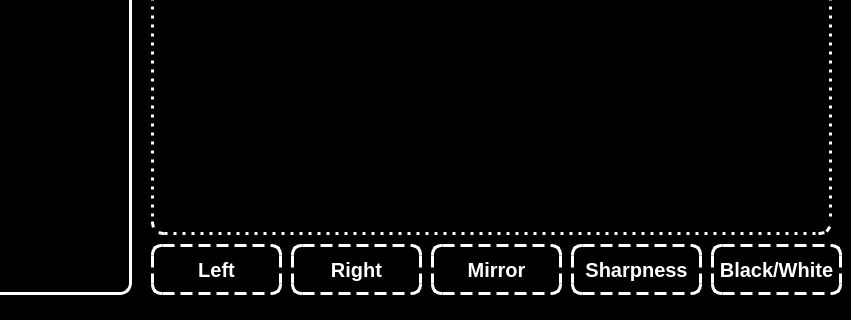
Qt form untitled.ui (A0B0B0A/Photopoper) before a commit; both pictures show x 149 to 1000 and y 396 to 716 of the 1000 by 716 pixel window.
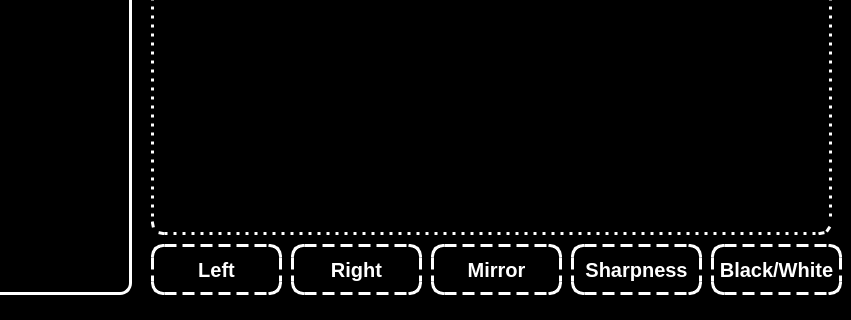
The same form after that commit.

```diff
--- a/untitled.ui
+++ b/untitled.ui
@@ -82,10 +82,17 @@
      </rect>
     </property>
     <property name="styleSheet">
-     <string notr="true">border:3px dashed #ffffff;
-border-radius: 10px;
-font-size:20px;
-font-weight:500;</string>
+     <string notr="true">QPushButton {
+	border:3px dashed #ffffff;
+	border-radius: 12px;
+	font-size:20px;
+	font-weight:500;
+}
+
+QPushButton:pressed {
+	background-color:#2C2D2C;
+}
+</string>
     </property>
     <property name="text">
      <string>Left</string>
@@ -101,10 +108,17 @@
      </rect>
     </property>
     <property name="styleSheet">
-     <string notr="true">border:3px dashed #ffffff;
-border-radius: 10px;
-font-size:20px;
-font-weight:500;</string>
+     <string notr="true">QPushButton {
+	border:3px dashed #ffffff;
+	border-radius: 12px;
+	font-size:20px;
+	font-weight:500;
+}
+
+QPushButton:pressed {
+	background-color:#2C2D2C;
+}
+</string>
     </property>
     <property name="text">
      <string>Right</string>
@@ -120,10 +134,17 @@
      </rect>
     </property>
     <property name="styleSheet">
-     <string notr="true">border:3px dashed #ffffff;
-border-radius: 10px;
-font-size:20px;
-font-weight:500;</string>
+     <string notr="true">QPushButton {
+	border:3px dashed #ffffff;
+	border-radius: 12px;
+	font-size:20px;
+	font-weight:500;
+}
+
+QPushButton:pressed {
+	background-color:#2C2D2C;
+}
+</string>
     </property>
     <property name="text">
      <string>Mirror</string>
@@ -139,10 +160,16 @@
      </rect>
     </property>
     <property name="styleSheet">
-     <string notr="true">border:3px dashed #ffffff;
-border-radius: 10px;
-font-size:20px;
-font-weight:500;</string>
+     <string notr="true">QPushButton {
+	border:3px dashed #ffffff;
+	border-radius: 12px;
+	font-size:20px;
+	font-weight:500;
+}
+
+QPushButton:pressed {
+	background-color:#2C2D2C;
+}</string>
     </property>
     <property name="text">
      <string>Sharpness</string>
@@ -158,10 +185,16 @@
      </rect>
     </property>
     <property name="styleSheet">
-     <string notr="true">border:3px dashed #ffffff;
-border-radius: 10px;
-font-size:20px;
-font-weight:500;</string>
+     <string notr="true">QPushButton {
+	border:3px dashed #ffffff;
+	border-radius: 12px;
+	font-size:20px;
+	font-weight:500;
+}
+
+QPushButton:pressed {
+	background-color:#2C2D2C;
+}</string>
     </property>
     <property name="text">
      <string>Black/White</string>
```
Left out of the diff: 15 changed lines with no effect on the pictures.
